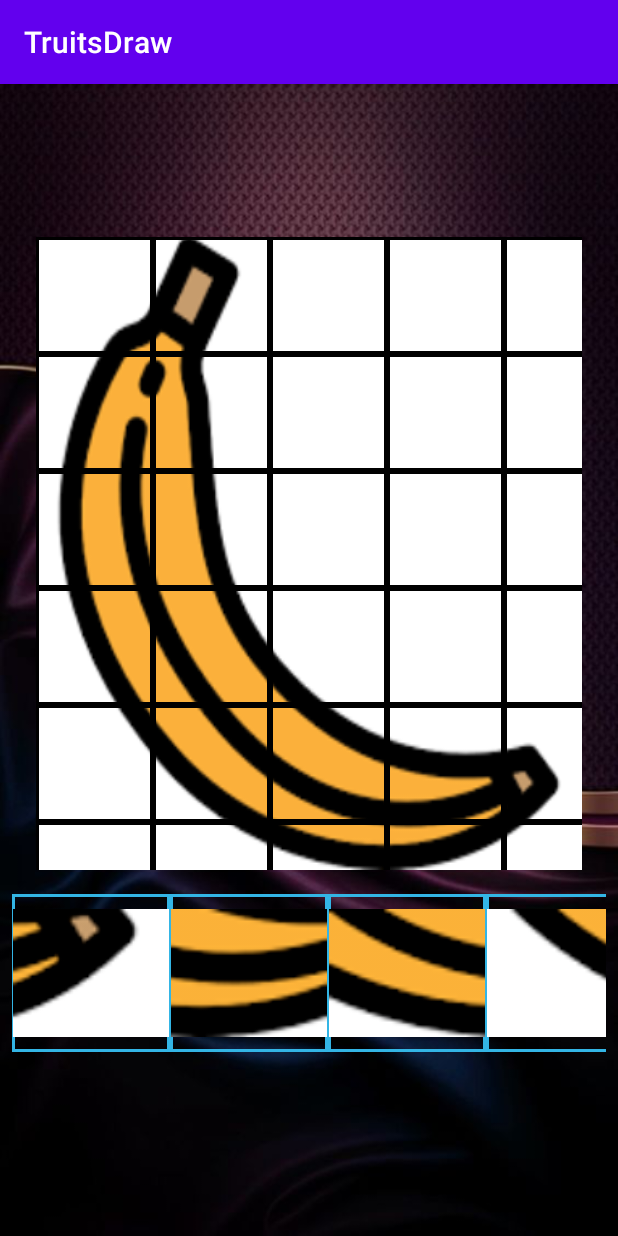
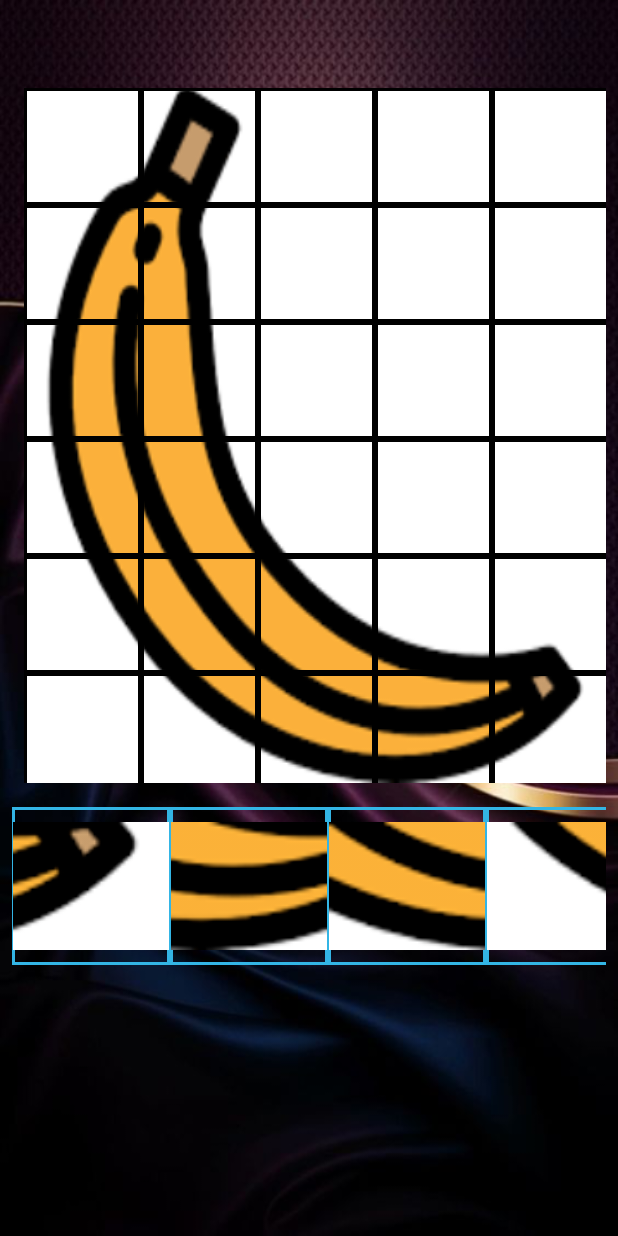
Before and after one commit to disiol/TruitsDraw, an Android app: the screen it shows after launch (MainActivity), on a phone screen of 412 x 824 dp. Run offline under Robolectric (Android 15) with nearby library versions, the phone set to English and light mode, and no system bars.

```diff
--- a/app/src/main/AndroidManifest.xml
+++ b/app/src/main/AndroidManifest.xml
@@ -8,8 +8,9 @@
         android:label="@string/app_name"
         android:roundIcon="@mipmap/ic_launcher_round"
         android:supportsRtl="true"
-        android:theme="@style/AppTheme">
-        <activity android:name=".MainActivity">
+        android:theme="@style/Theme.AppCompat.NoActionBar">
+        <activity android:name=".MainActivity"
+            android:screenOrientation="portrait">
             <intent-filter>
                 <action android:name="android.intent.action.MAIN" />
 
--- a/app/src/main/res/layout/activity_main.xml
+++ b/app/src/main/res/layout/activity_main.xml
@@ -12,16 +12,16 @@
         android:layout_width="wrap_content"
         android:layout_height="wrap_content"
         android:orientation="horizontal"
-        app:layout_constraintGuide_begin="78dp" />
+        app:layout_constraintGuide_begin="51dp" />
 
     <androidx.gridlayout.widget.GridLayout
         android:id="@+id/GridLayout"
         android:layout_width="0dp"
         android:layout_height="0dp"
-        android:layout_marginStart="24dp"
-        android:layout_marginTop="24dp"
-        android:layout_marginEnd="24dp"
-        android:layout_marginBottom="24dp"
+        android:layout_marginStart="16dp"
+        android:layout_marginTop="8dp"
+        android:layout_marginEnd="8dp"
+        android:layout_marginBottom="8dp"
         android:background="@drawable/banana"
         app:columnCount="5"
         app:layout_constraintBottom_toTopOf="@+id/guideline2"
@@ -38,7 +38,7 @@
         android:layout_width="wrap_content"
         android:layout_height="wrap_content"
         android:orientation="horizontal"
-        app:layout_constraintGuide_begin="548dp" />
+        app:layout_constraintGuide_begin="530dp" />
 
     <HorizontalScrollView
         android:layout_width="0dp"
--- a/app/src/main/res/values/styles.xml
+++ b/app/src/main/res/values/styles.xml
@@ -7,5 +7,7 @@
         <item name="colorPrimaryDark">@color/colorPrimaryDark</item>
         <item name="colorAccent">@color/colorAccent</item>
     </style>
-
+    <style name="DialogWindowTitle" parent="Theme.AppCompat.Light.NoActionBar">
+        <item name="android:textColor">@color/colorPrimary</item>
+    </style>
 </resources>
```
